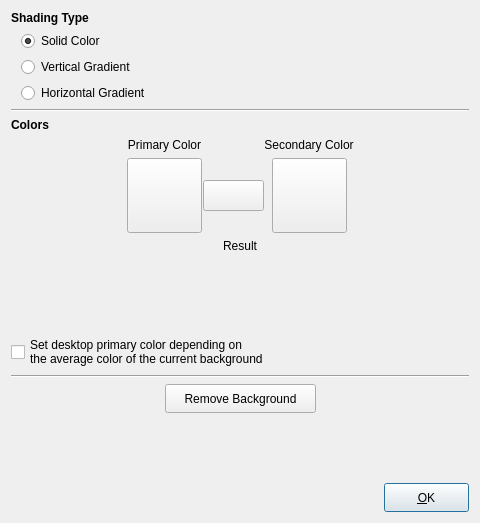
Old version of the form src/gui/colors_gradients.ui in the repository LeonVitanos/Wallch.
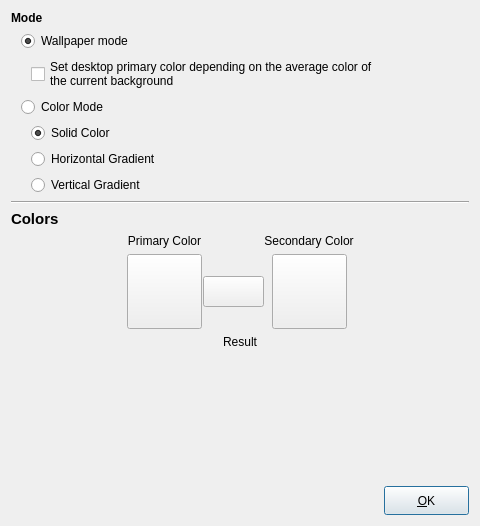
New version of the form. Icons and pictures are not drawn.

The edit to the form file:
```diff
--- a/src/gui/colors_gradients.ui
+++ b/src/gui/colors_gradients.ui
@@ -7,7 +7,7 @@
     <x>0</x>
     <y>0</y>
     <width>480</width>
-    <height>523</height>
+    <height>526</height>
    </rect>
   </property>
   <property name="windowTitle">
@@ -18,62 +18,120 @@
     <widget class="QLabel" name="label">
      <property name="font">
       <font>
-       <pointsize>9</pointsize>
-       <weight>75</weight>
        <bold>true</bold>
       </font>
      </property>
      <property name="text">
-      <string>Shading Type</string>
+      <string>Mode</string>
      </property>
     </widget>
    </item>
    <item>
-    <layout class="QVBoxLayout" name="verticalLayout_5">
+    <layout class="QVBoxLayout" name="verticalLayout_4">
      <property name="leftMargin">
       <number>10</number>
      </property>
      <item>
-      <widget class="QRadioButton" name="solid_radioButton">
-       <property name="focusPolicy">
-        <enum>Qt::NoFocus</enum>
-       </property>
+      <widget class="QRadioButton" name="wallpaperModeButton">
        <property name="text">
-        <string>Solid Color</string>
+        <string>Wallpaper mode</string>
        </property>
        <property name="checked">
         <bool>true</bool>
        </property>
        <attribute name="buttonGroup">
-        <string notr="true">buttonGroup_2</string>
+        <string notr="true">buttonGroup</string>
        </attribute>
       </widget>
      </item>
      <item>
-      <widget class="QRadioButton" name="vertical_radioButton">
-       <property name="focusPolicy">
-        <enum>Qt::NoFocus</enum>
+      <layout class="QHBoxLayout" name="horizontalLayout_3">
+       <property name="leftMargin">
+        <number>10</number>
        </property>
+       <item>
+        <widget class="QCheckBox" name="average_color_checkbox">
+         <property name="sizePolicy">
+          <sizepolicy hsizetype="Minimum" vsizetype="Minimum">
+           <horstretch>0</horstretch>
+           <verstretch>0</verstretch>
+          </sizepolicy>
+         </property>
+         <property name="maximumSize">
+          <size>
+           <width>462</width>
+           <height>16777215</height>
+          </size>
+         </property>
+         <property name="focusPolicy">
+          <enum>Qt::NoFocus</enum>
+         </property>
+         <property name="text">
+          <string>Set desktop primary color depending on the average color of 
+the current background</string>
+         </property>
+        </widget>
+       </item>
+      </layout>
+     </item>
+     <item>
+      <widget class="QRadioButton" name="colorModeButton">
        <property name="text">
-        <string>Vertical Gradient</string>
+        <string>Color Mode</string>
        </property>
        <attribute name="buttonGroup">
-        <string notr="true">buttonGroup_2</string>
+        <string notr="true">buttonGroup</string>
        </attribute>
       </widget>
      </item>
      <item>
-      <widget class="QRadioButton" name="horizontal_radioButton">
-       <property name="focusPolicy">
-        <enum>Qt::NoFocus</enum>
+      <layout class="QVBoxLayout" name="verticalLayout_5">
+       <property name="leftMargin">
+        <number>10</number>
        </property>
-       <property name="text">
-        <string>Horizontal Gradient</string>
-       </property>
-       <attribute name="buttonGroup">
-        <string notr="true">buttonGroup_2</string>
-       </attribute>
-      </widget>
+       <item>
+        <widget class="QRadioButton" name="solid_radioButton">
+         <property name="focusPolicy">
+          <enum>Qt::NoFocus</enum>
+         </property>
+         <property name="text">
+          <string>Solid Color</string>
+         </property>
+         <property name="checked">
+          <bool>true</bool>
+         </property>
+         <attribute name="buttonGroup">
+          <string notr="true">buttonGroup_2</string>
+         </attribute>
+        </widget>
+       </item>
+       <item>
+        <widget class="QRadioButton" name="horizontal_radioButton">
+         <property name="focusPolicy">
+          <enum>Qt::NoFocus</enum>
+         </property>
+         <property name="text">
+          <string>Horizontal Gradient</string>
+         </property>
+         <attribute name="buttonGroup">
+          <string notr="true">buttonGroup_2</string>
+         </attribute>
+        </widget>
+       </item>
+       <item>
+        <widget class="QRadioButton" name="vertical_radioButton">
+         <property name="focusPolicy">
+          <enum>Qt::NoFocus</enum>
+         </property>
+         <property name="text">
+          <string>Vertical Gradient</string>
+         </property>
+         <attribute name="buttonGroup">
+          <string notr="true">buttonGroup_2</string>
+         </attribute>
+        </widget>
+       </item>
+      </layout>
      </item>
     </layout>
    </item>
@@ -88,8 +146,7 @@
     <widget class="QLabel" name="label_2">
      <property name="font">
       <font>
-       <pointsize>9</pointsize>
-       <weight>75</weight>
+       <pointsize>11</pointsize>
        <bold>true</bold>
       </font>
      </property>
@@ -393,70 +450,6 @@
      </item>
     </layout>
    </item>
-   <item>
-    <widget class="QCheckBox" name="average_color_checkbox">
-     <property name="focusPolicy">
-      <enum>Qt::NoFocus</enum>
-     </property>
-     <property name="text">
-      <string>Set desktop primary color depending on
-the average color of the current background</string>
-     </property>
-    </widget>
-   </item>
-   <item>
-    <widget class="Line" name="line">
-     <property name="orientation">
-      <enum>Qt::Horizontal</enum>
-     </property>
-    </widget>
-   </item>
-   <item>
-    <layout class="QHBoxLayout" name="horizontalLayout_26">
-     <item>
-      <spacer name="horizontalSpacer_20">
-       <property name="orientation">
-        <enum>Qt::Horizontal</enum>
-       </property>
-       <property name="sizeHint" stdset="0">
-        <size>
-         <width>40</width>
-         <height>20</height>
-        </size>
-       </property>
-      </spacer>
-     </item>
-     <item>
-      <widget class="QPushButton" name="remove_background">
-       <property name="minimumSize">
-        <size>
-         <width>151</width>
-         <height>29</height>
-        </size>
-       </property>
-       <property name="focusPolicy">
-        <enum>Qt::NoFocus</enum>
-       </property>
-       <property name="text">
-        <string>Remove Background</string>
-       </property>
-      </widget>
-     </item>
-     <item>
-      <spacer name="horizontalSpacer_21">
-       <property name="orientation">
-        <enum>Qt::Horizontal</enum>
-       </property>
-       <property name="sizeHint" stdset="0">
-        <size>
-         <width>40</width>
-         <height>20</height>
-        </size>
-       </property>
-      </spacer>
-     </item>
-    </layout>
-   </item>
    <item>
     <spacer name="verticalSpacer">
      <property name="orientation">
```
Left out of the diff: 1 changed line with no effect on the pictures.
